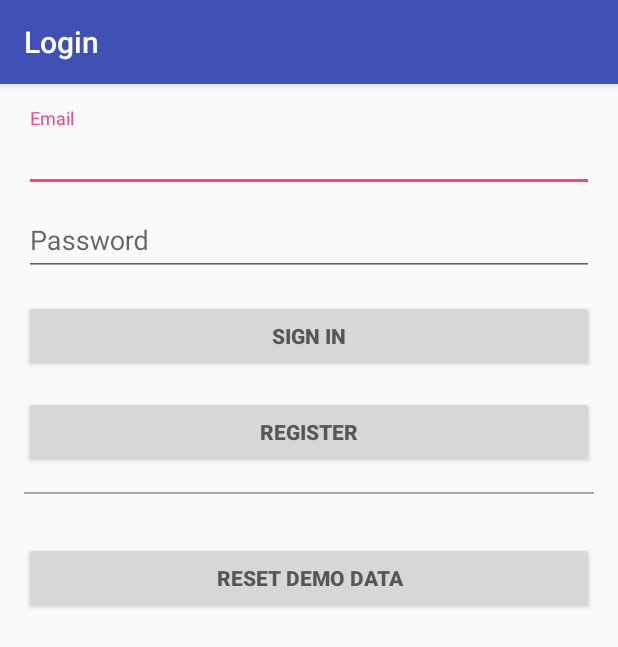
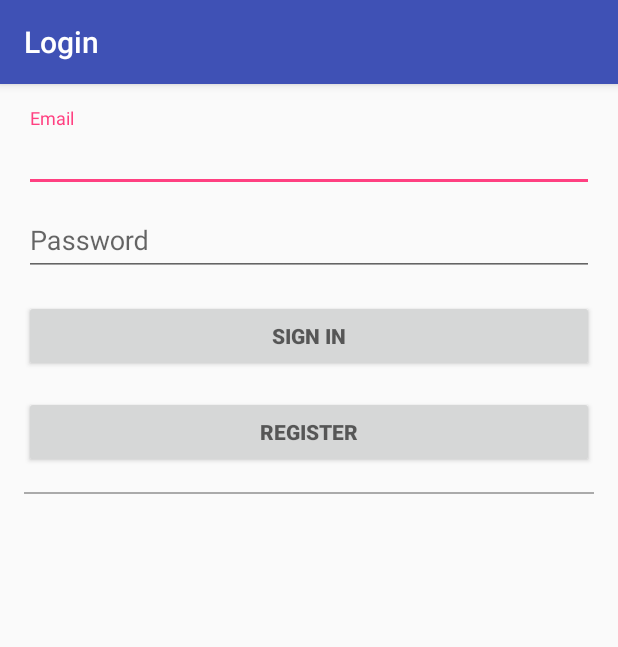
Before and after one commit to Walliser-85/644-1_DemoApplication-Firebase, an Android app: the screen it shows after launch (LoginActivity), on a phone screen of 412 x 824 dp. Shown: the top 647 px of the screen. Run offline under Robolectric (Android 15) with nearby library versions, the phone set to English and light mode, and no system bars; our stand-ins replace Firebase (no records; nobody signed in at launch, a user with empty details on screens opened directly).

Commit message:
- Updated to latest version of Firebase. - Removed buttons and methods linked to resetting demo data. - Removed possibility to edit email address.

```diff
--- a/app/build.gradle
+++ b/app/build.gradle
@@ -36,8 +36,8 @@ dependencies {
     implementation 'android.arch.lifecycle:extensions:1.1.1'
     annotationProcessor 'android.arch.lifecycle:compiler:1.1.1'
     // Firebase Dependencies
-    implementation 'com.google.firebase:firebase-core:16.0.0'
-    implementation 'com.google.firebase:firebase-auth:16.0.1'
+    implementation 'com.google.firebase:firebase-core:16.0.1'
+    implementation 'com.google.firebase:firebase-auth:16.0.2'
     implementation 'com.google.firebase:firebase-database:16.0.1'
 }
 apply plugin: 'com.google.gms.google-services'
--- a/app/src/main/java/ch/hevs/aislab/demo/database/repository/ClientRepository.java
+++ b/app/src/main/java/ch/hevs/aislab/demo/database/repository/ClientRepository.java
@@ -48,7 +48,6 @@ public class ClientRepository {
         return new ClientLiveData(reference);
     }
 
-    //TODO: Rework this for firebase
     public LiveData<List<ClientWithAccounts>> getOtherClientsWithAccounts(final String owner) {
         DatabaseReference reference = FirebaseDatabase.getInstance()
                 .getReference("clients");
--- a/app/src/main/java/ch/hevs/aislab/demo/ui/mgmt/LoginActivity.java
+++ b/app/src/main/java/ch/hevs/aislab/demo/ui/mgmt/LoginActivity.java
@@ -10,7 +10,7 @@ import android.widget.AutoCompleteTextView;
 import android.widget.Button;
 import android.widget.EditText;
 import android.widget.ProgressBar;
-import android.widget.Toast;
+
 
 import ch.hevs.aislab.demo.BaseApp;
 import ch.hevs.aislab.demo.R;
@@ -55,9 +55,6 @@ public class LoginActivity extends AppCompatActivity {
 
         Button registerButton = findViewById(R.id.register_button);
         registerButton.setOnClickListener(view -> startActivity(new Intent(LoginActivity.this, RegisterActivity.class)));
-
-        Button demoDataButton = findViewById(R.id.demo_data_button);
-        demoDataButton.setOnClickListener(view -> reinitializeDatabase());
     }
 
     @Override
@@ -136,10 +133,4 @@ public class LoginActivity extends AppCompatActivity {
     private boolean isPasswordValid(String password) {
         return password.length() > 4;
     }
-
-    private void reinitializeDatabase() {
-        //TODO: Implement this using Firebase.
-        //initializeDemoData(AppDatabase.getInstance(this));
-        Toast.makeText(this, getString(R.string.demo_data_initiated), Toast.LENGTH_LONG).show();
-    }
 }
--- a/app/src/main/res/layout/activity_login.xml
+++ b/app/src/main/res/layout/activity_login.xml
@@ -82,15 +82,6 @@
                 android:layout_marginBottom="16dp"
                 android:layout_marginTop="16dp"
                 android:background="@android:color/darker_gray" />
-
-            <Button
-                android:id="@+id/demo_data_button"
-                style="@android:style/TextAppearance.Small"
-                android:layout_width="match_parent"
-                android:layout_height="wrap_content"
-                android:layout_marginTop="16dp"
-                android:text="@string/action_demo_data"
-                android:textStyle="bold" />
         </LinearLayout>
     </ScrollView>
 </LinearLayout>
--- a/app/src/main/res/values/strings.xml
+++ b/app/src/main/res/values/strings.xml
@@ -88,6 +88,4 @@
     <string name="transaction_no_selection">Please select a recipient</string>
     <string name="transaction_no_amount">Please specify an amount</string>
     <string name="action_register">Register</string>
-    <string name="action_demo_data">Reset Demo Data</string>
-    <string name="demo_data_initiated">Demo data initiated</string>
 </resources>
--- a/build.gradle
+++ b/build.gradle
@@ -8,7 +8,7 @@ buildscript {
     }
     dependencies {
         classpath 'com.android.tools.build:gradle:3.1.3'
-        classpath 'com.google.gms:google-services:4.0.0'
+        classpath 'com.google.gms:google-services:4.0.1'
 
         // NOTE: Do not place your application dependencies here; they belong
         // in the individual module build.gradle files
```
Also changed, not shown: app/src/main/java/ch/hevs/aislab/demo/ui/client/ClientActivity.java (+1 -6 lines).
